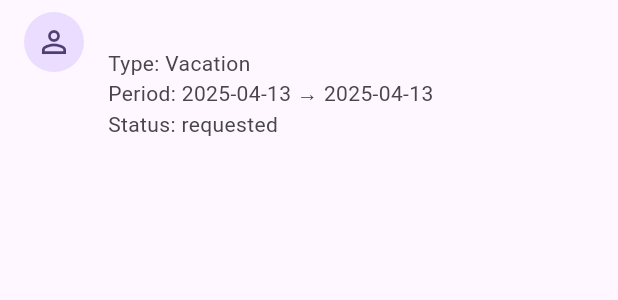
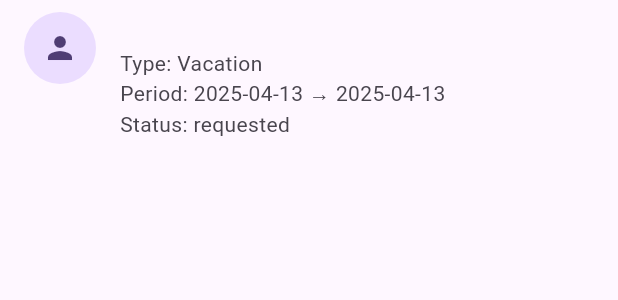
Before and after one commit to ahmeddhus/absence_manager, a Flutter app: the AbsenceTile widget shown alone on an empty page, opened directly with empty values, on a phone screen of 412 x 824 dp. Shown: the top 300 px of the screen. Run offline on Flutter 3.47's test engine with Material 3 defaults, Android fonts, the phone set to English and light mode, and no system bars; our stand-ins replace equatable, flutter_bloc, freezed_annotation, get_it, hive, hive_flutter and 1 more; missing offline and left inert: universal_html; accounts and stored records are empty; network calls fail.

Commit message:
handle NetworkImage failure with fallback icon to prevent crash

```diff
--- a/lib/ui/absence/widgets/absence_tile.dart
+++ b/lib/ui/absence/widgets/absence_tile.dart
@@ -9,14 +9,23 @@ class AbsenceTile extends StatelessWidget {
 
   @override
   Widget build(BuildContext context) {
+    final colorScheme = Theme.of(context).colorScheme;
     final absence = data.absence;
     final member = data.member;
 
     return ListTile(
       leading: CircleAvatar(
-        backgroundImage:
-            data.member.imageUrl.isNotEmpty ? NetworkImage(data.member.imageUrl) : null,
-        child: data.member.imageUrl.isEmpty ? const Icon(Icons.person_outline) : null,
+        radius: 24,
+        backgroundColor: colorScheme.primaryContainer,
+        child: ClipOval(
+          child: Image.network(
+            data.member.imageUrl,
+            fit: BoxFit.cover,
+            width: 48,
+            height: 48,
+            errorBuilder: (_, __, ___) => const Icon(Icons.person),
+          ),
+        ),
       ),
 
       title: Text(member.name),
```
